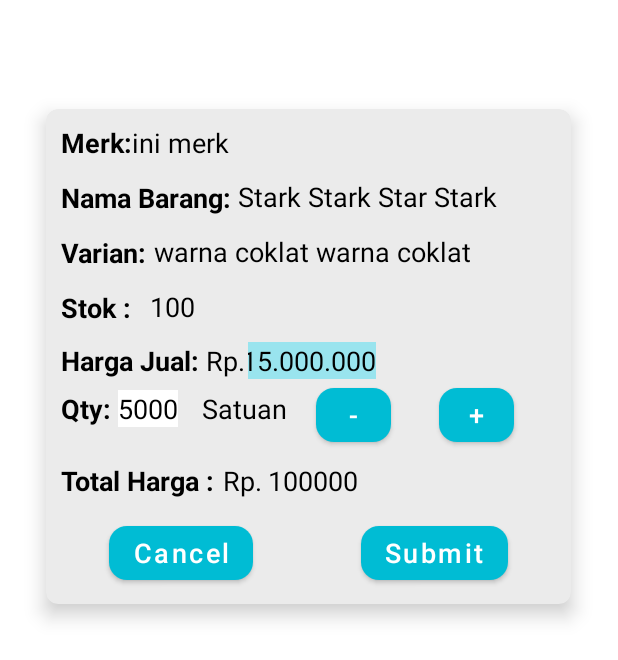
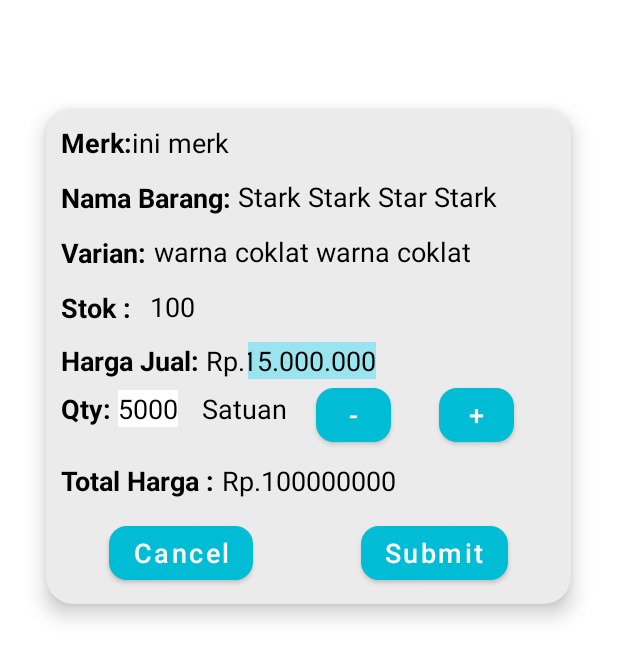
Before and after one commit to Arrayani/TransactionActivity, an Android app: the layout single_itemtx.xml on its own in the app's theme, with its tools: preview values and no code run, on a phone screen of 412 x 824 dp. Shown: the part 261-921 px from the top of the screen. Run offline under Robolectric (Android 15) with nearby library versions, the phone set to English and light mode, and no system bars.

Commit message:
Initial commit

```diff
--- a/app/src/main/res/layout/make_money_itemtx.xml
+++ b/app/src/main/res/layout/make_money_itemtx.xml
@@ -169,7 +169,7 @@
             android:id="@+id/tvunitMoneyTx"
             android:layout_width="wrap_content"
             android:layout_height="wrap_content"
-            android:layout_marginStart="20dp"
+            android:layout_marginStart="10dp"
             android:text="Satuan"
             android:textColor="@color/black"
             android:textSize="@dimen/tx_size_font"
@@ -194,8 +194,8 @@
             android:id="@+id/totalMoneyTx"
             android:layout_width="wrap_content"
             android:layout_height="wrap_content"
-            android:layout_marginEnd="10dp"
-            android:text="10000000"
+            android:layout_marginEnd="40dp"
+            android:text="120.000.000"
             android:textColor="@color/black"
             android:textSize="@dimen/tx_size_font"
             android:textStyle="bold"
--- a/app/src/main/res/layout/single_itemtx.xml
+++ b/app/src/main/res/layout/single_itemtx.xml
@@ -5,7 +5,7 @@
     android:layout_width="350dp"
     android:layout_height="330dp"
     app:cardElevation="8dp"
-    app:cardCornerRadius="8dp"
+    app:cardCornerRadius="18dp"
     android:layout_gravity="center"
     android:orientation="vertical"
     app:cardBackgroundColor="@color/colorLightGray"
@@ -250,6 +250,7 @@
             app:layout_constraintEnd_toEndOf="parent" />
 
         <TextView
+            android:id="@+id/textView17"
             android:layout_width="wrap_content"
             android:layout_height="wrap_content"
             android:layout_marginBottom="60dp"
@@ -258,33 +259,30 @@
             android:textSize="@dimen/tx_size_font"
             android:textStyle="bold"
             app:layout_constraintBottom_toBottomOf="parent"
-            app:layout_constraintEnd_toStartOf="@+id/textView15"
             app:layout_constraintHorizontal_bias="0.0"
             app:layout_constraintStart_toStartOf="parent" />
 
         <TextView
-            android:id="@+id/textView15"
+            android:id="@+id/symbolRp"
             android:layout_width="wrap_content"
             android:layout_height="wrap_content"
-            android:layout_marginEnd="4dp"
             android:layout_marginBottom="60dp"
             android:text="Rp."
             android:textColor="@color/black"
             android:textSize="@dimen/tx_size_font"
             app:layout_constraintBottom_toBottomOf="parent"
-            app:layout_constraintEnd_toStartOf="@+id/totalSingleTx" />
+            app:layout_constraintStart_toEndOf="@+id/textView17" />
 
         <TextView
             android:id="@+id/totalSingleTx"
             android:layout_width="wrap_content"
             android:layout_height="wrap_content"
-            android:layout_marginEnd="132dp"
             android:layout_marginBottom="60dp"
-            android:text="100000"
+            android:text="100000000"
             android:textColor="@color/black"
             android:textSize="@dimen/tx_size_font"
             app:layout_constraintBottom_toBottomOf="parent"
-            app:layout_constraintEnd_toEndOf="parent" />
+            app:layout_constraintStart_toEndOf="@+id/symbolRp" />
 
         <Button
             android:id="@+id/cancel_input_single"
```
Also changed, not shown: app/src/main/java/academy/learnprogramming/TransactionActivity.kt (+41 -37 lines), app/src/main/java/academy/learnprogramming/utils/CartAdapter.kt (+19 -6 lines), app/src/main/res/drawable/ic_arrows.png.
